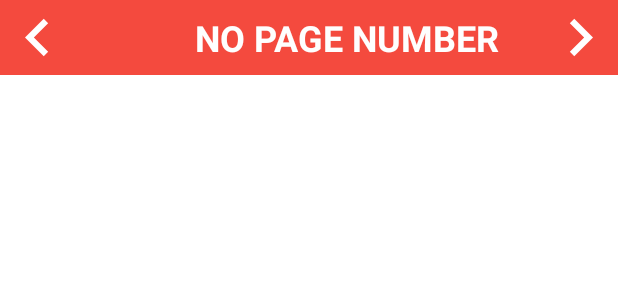
After one commit to Troanh1508/AndroidFirebaseComicReader, an Android app: the layout activity_view_comic.xml on its own in the app's theme, with its tools: preview values and no code run, on a phone screen of 412 x 824 dp. The commit adds this screen. Shown: the top 300 px of the screen. Run offline under Robolectric (Android 15) with nearby library versions, the phone set to English and light mode, and no system bars.

Commit message:
implement read comic

```diff
--- a/app/src/main/AndroidManifest.xml
+++ b/app/src/main/AndroidManifest.xml
@@ -13,6 +13,9 @@
         android:theme="@style/Theme.AndroidFirebaseComicReader"
         tools:targetApi="31">
         <activity
+            android:name=".ViewComic"
+            android:exported="false" />
+        <activity
             android:name=".Chapters"
             android:exported="false" />
         <activity
--- /dev/null
+++ b/app/src/main/res/drawable/baseline_chevron_right_24.xml
@@ -0,0 +1,5 @@
+<vector xmlns:android="http://schemas.android.com/apk/res/android" android:height="24dp" android:tint="#FFFFFF" android:viewportHeight="24" android:viewportWidth="24" android:width="24dp">
+
+    <path android:fillColor="@android:color/white" android:pathData="M10,6L8.59,7.41 13.17,12l-4.58,4.59L10,18l6,-6z"/>
+
+</vector>
--- /dev/null
+++ b/app/src/main/res/layout/activity_view_comic.xml
@@ -0,0 +1,56 @@
+<?xml version="1.0" encoding="utf-8"?>
+<LinearLayout xmlns:android="http://schemas.android.com/apk/res/android"
+    xmlns:app="http://schemas.android.com/apk/res-auto"
+    xmlns:tools="http://schemas.android.com/tools"
+    android:orientation="vertical"
+    android:background="@color/white"
+    android:id="@+id/main"
+    android:layout_width="match_parent"
+    android:layout_height="match_parent"
+    tools:context=".ViewComic">
+
+    <RelativeLayout
+        android:background="@color/columnColor"
+        android:layout_width="match_parent"
+        android:layout_height="wrap_content" >
+
+        <View
+            android:id="@+id/chapter_back"
+            android:background="@drawable/baseline_chevron_left_24"
+            android:layout_width="50dp"
+            android:layout_height="50dp" >
+
+        </View>
+
+        <TextView
+            android:id="@+id/txt_chapter_name"
+            android:text="NO PAGE NUMBER"
+            android:textStyle="bold"
+            android:textColor="@color/textColor"
+            android:textSize="24sp"
+            android:gravity="center_horizontal"
+            android:layout_centerVertical="true"
+            android:layout_toRightOf="@+id/chapter_back"
+            android:layout_width="match_parent"
+            android:layout_height="wrap_content" >
+
+        </TextView>
+
+        <View
+            android:id="@+id/chapter_next"
+            android:layout_alignParentRight="true"
+            android:background="@drawable/baseline_chevron_right_24"
+            android:layout_width="50dp"
+            android:layout_height="50dp" >
+
+        </View>
+
+    </RelativeLayout>
+
+    <androidx.viewpager.widget.ViewPager
+        android:id="@+id/view_pager"
+        android:layout_width="match_parent"
+        android:layout_height="match_parent" >
+    </androidx.viewpager.widget.ViewPager>
+
+</LinearLayout>
--- a/app/src/main/res/layout/chapter_item.xml
+++ b/app/src/main/res/layout/chapter_item.xml
@@ -3,7 +3,7 @@
     android:background="@color/white"
     android:padding="16dp"
     android:layout_width="match_parent"
-    android:layout_height="match_parent">
+    android:layout_height="wrap_content">
 
     <TextView
         android:id="@+id/txt_chapter_number"
```
Also changed, not shown: app/src/main/java/com/example/androidfirebasecomicreader/Adapter/MyChapterAdapter.java (+31 -1 lines), app/src/main/java/com/example/androidfirebasecomicreader/Adapter/MyViewPagerAdapter.java (added, +56 -0 lines), app/src/main/java/com/example/androidfirebasecomicreader/Common.java (+8 -0 lines), app/src/main/java/com/example/androidfirebasecomicreader/ViewComic.java (added, +87 -0 lines), app/src/main/res/layout/view_pager_item.xml (added, +8 -0 lines).
